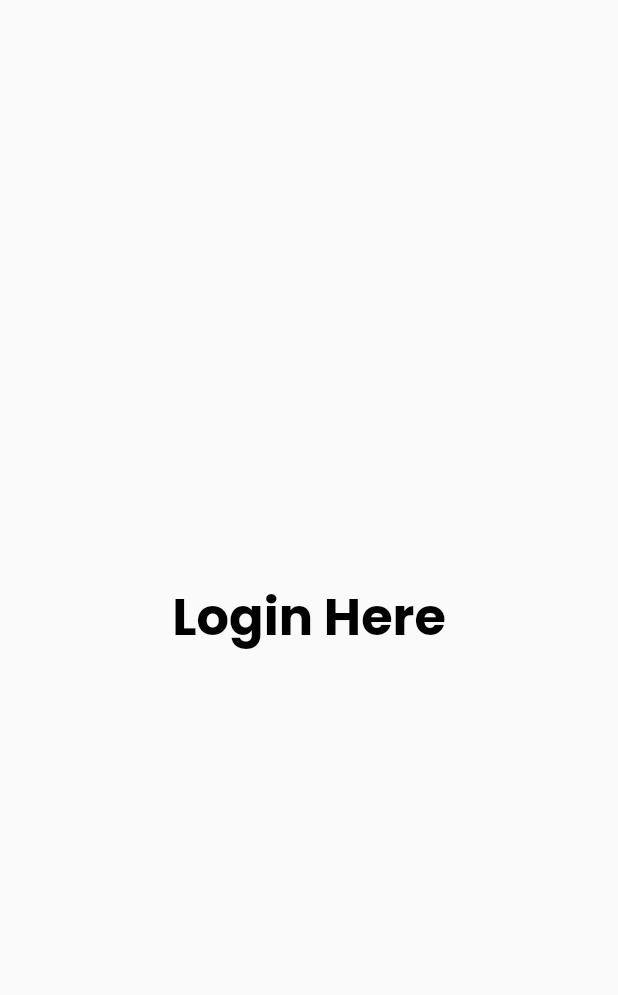
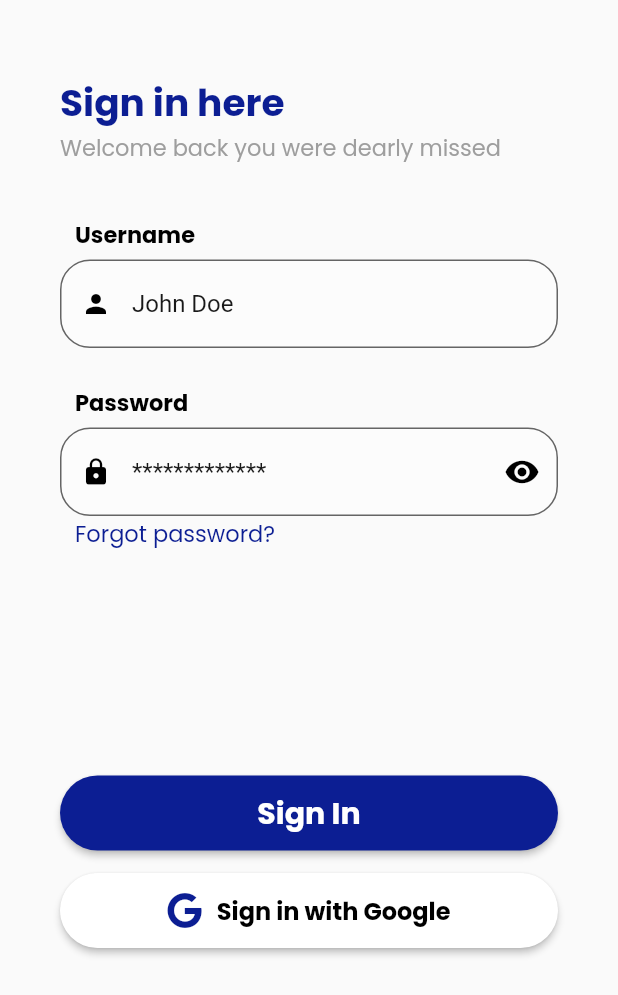
Before and after one commit to KeithAnnonMM/student_authentication, a Flutter app: the screen it shows after launch, after a tap on "Get Started", on a phone screen of 412 x 824 dp. Shown: the top 995 px of the screen. Run offline on Flutter 3.47's test engine with Material 2 defaults, Android fonts, the phone set to English and light mode, and no system bars; our stand-ins replace font_awesome_flutter, google_fonts.

Commit message:
Login screen added

```diff
--- a/lib/reusables/reusable_button.dart
+++ b/lib/reusables/reusable_button.dart
@@ -5,7 +5,7 @@ Container reusableButton(
     BuildContext context, String text, Function ontap, bool isHome) {
   return Container(
       width: MediaQuery.of(context).size.width,
-      height: 58,
+      height: 50,
       decoration: BoxDecoration(borderRadius: BorderRadius.circular(90)),
       child: ElevatedButton(
         onPressed: () {
@@ -16,7 +16,9 @@ Container reusableButton(
               if (states.contains(MaterialState.pressed)) {
                 return Colors.black;
               }
-              return isHome ? const Color(0xFF4C53a5) : Colors.white;
+              return isHome
+                  ? const Color.fromARGB(255, 12, 30, 147)
+                  : Colors.white;
             }),
             shape: MaterialStateProperty.all<RoundedRectangleBorder>(
                 RoundedRectangleBorder(
@@ -25,7 +27,7 @@ Container reusableButton(
             style: GoogleFonts.poppins(
               color: isHome ? Colors.white : Colors.black87,
               fontWeight: FontWeight.bold,
-              fontSize: 22,
+              fontSize: 20,
             )),
       ));
 }
--- a/lib/reusables/reusable_text.dart
+++ b/lib/reusables/reusable_text.dart
@@ -2,12 +2,14 @@ import 'package:flutter/widgets.dart';
 import 'package:google_fonts/google_fonts.dart';
 
 Text reusableText(
-        {required String text, required bool isHead, required Color color}) =>
+        {required String text,
+        required bool isHead,
+        required Color color,
+        required double size}) =>
     Text(
       text,
-      textAlign: TextAlign.center,
       style: GoogleFonts.poppins(
-        fontSize: isHead ? 34 : 22,
+        fontSize: size,
         fontWeight: isHead ? FontWeight.bold : FontWeight.normal,
         color: color,
       ),
--- /dev/null
+++ b/lib/reusables/textformfield.dart
@@ -0,0 +1,41 @@
+import 'package:flutter/material.dart';
+import 'package:font_awesome_flutter/font_awesome_flutter.dart';
+
+TextFormField reusableTextField(
+    {required String text,
+    required TextEditingController controller,
+    required bool isPasswordType,
+    required Icon prefixIcon,
+    required validate}) {
+  return TextFormField(
+    controller: controller,
+    validator: validate,
+    obscureText: isPasswordType,
+    style: TextStyle(color: Colors.black.withOpacity(0.9)),
+    enableSuggestions: !isPasswordType,
+    autocorrect: !isPasswordType,
+    cursorColor: Colors.blue,
+    decoration: InputDecoration(
+        hintText: text,
+        hintStyle: TextStyle(color: Colors.black.withOpacity(0.9)),
+        floatingLabelBehavior: FloatingLabelBehavior.never,
+        filled: true,
+        fillColor: Colors.white.withOpacity(0.3),
+        border: OutlineInputBorder(
+          borderRadius: BorderRadius.circular(20.0),
+          borderSide: const BorderSide(
+            width: 4,
+            style: BorderStyle.solid,
+            color: Colors.orangeAccent,
+          ),
+        ),
+        prefixIcon: prefixIcon,
+        suffixIcon: isPasswordType
+            ? IconButton(
+                onPressed: () {},
+                icon: const Icon(Icons.visibility, color: Colors.black))
+            : Container(width: 0)),
+    keyboardType:
+        isPasswordType ? TextInputType.visiblePassword : TextInputType.text,
+  );
+}
--- a/lib/splashscreen/splashscreen.dart
+++ b/lib/splashscreen/splashscreen.dart
@@ -36,7 +36,11 @@ class _SplashScreenState extends State<SplashScreen> {
             size: 50,
           ),
           reusableText(
-              color: Colors.white, text: 'Student Monitor', isHead: true),
+            color: Colors.white,
+            text: 'Student Monitor',
+            isHead: true,
+            size: 34,
+          ),
         ],
       )),
     );
--- a/lib/splashscreen/welcome.dart
+++ b/lib/splashscreen/welcome.dart
@@ -18,13 +18,14 @@ class Welcome extends StatelessWidget {
               const Image(image: AssetImage('assets/student2.png')),
               const SizedBox(height: 15),
               reusableText(
-                color: const Color(0xFF4C53a5),
-                text: 'Register, Record and Track Students Easily',
-                isHead: true,
-              ),
+                  color: const Color(0xFF4C53a5),
+                  text: 'Register, Record and Track Students Easily',
+                  isHead: true,
+                  size: 30),
               const SizedBox(height: 8),
               reusableText(
                 color: Colors.grey,
+                size: 20,
                 text:
                     'Keep Track of your students\' Education progress with a lot of ease',
                 isHead: false,
--- a/lib/user_auth/login.dart
+++ b/lib/user_auth/login.dart
@@ -1,19 +1,180 @@
 import 'package:flutter/material.dart';
+import 'package:font_awesome_flutter/font_awesome_flutter.dart';
+import 'package:google_fonts/google_fonts.dart';
+import 'package:student_authentication/reusables/reusable_button.dart';
 import 'package:student_authentication/reusables/reusable_text.dart';
+import 'package:student_authentication/reusables/textformfield.dart';
 
-class Login extends StatelessWidget {
+class Login extends StatefulWidget {
   const Login({super.key});
+
+  @override
+  State<Login> createState() => _LoginState();
+}
+
+class _LoginState extends State<Login> {
+  final _username = TextEditingController();
+  final _password = TextEditingController();
+  bool _isPassword = true;
+
+  String? validateUsername(String? username) {
+    if (username == null || username.isEmpty) {
+      return 'Username cannot be empty';
+    }
+    return null;
+  }
+
+  String? validatePassword(String? password) {
+    return (password == null || password.isEmpty)
+        ? 'Password can not be empty'
+        : null;
+  }
 
   @override
   Widget build(BuildContext context) {
     return Scaffold(
-      body: Center(
-        child: reusableText(
-          text: 'Login Here',
-          isHead: true,
-          color: Colors.black,
+      body: SingleChildScrollView(
+        child: SafeArea(
+          child: Padding(
+            padding: const EdgeInsets.fromLTRB(40.0, 50.0, 40.0, 10.0),
+            child: Column(
+              crossAxisAlignment: CrossAxisAlignment.start,
+              children: [
+                reusableText(
+                  text: 'Sign in here',
+                  isHead: true,
+                  color: const Color.fromARGB(255, 12, 30, 147),
+                  size: 25,
+                ),
+                reusableText(
+                  text: 'Welcome back you were dearly missed',
+                  isHead: false,
+                  color: Colors.grey,
+                  size: 15,
+                ),
+                const SizedBox(height: 35),
+                Padding(
+                  padding: const EdgeInsets.only(left: 10.0),
+                  child: reusableText(
+                    text: 'Username',
+                    isHead: true,
+                    color: Colors.black,
+                    size: 15,
+                  ),
+                ),
+                const SizedBox(height: 5),
+                reusableTextField(
+                  text: 'John Doe',
+                  controller: _username,
+                  isPasswordType: false,
+                  prefixIcon:
+                      const Icon(Icons.person, size: 20, color: Colors.black),
+                  validate: validateUsername,
+                ),
+                const SizedBox(height: 25),
+                Padding(
+                  padding: const EdgeInsets.only(left: 10.0),
+                  child: reusableText(
+                    text: 'Password',
+                    isHead: true,
+                    color: Colors.black,
+                    size: 15,
+                  ),
+                ),
+                const SizedBox(height: 5),
+                passwordFormField(),
+                Padding(
+                  padding: const EdgeInsets.only(left: 10.0),
+                  child: reusableText(
+                    text: 'Forgot password?',
+                    isHead: false,
+                    color: const Color.fromARGB(255, 12, 30, 147),
+                    size: 15,
+                  ),
+                ),
+                const SizedBox(height: 150),
+                reusableButton(context, 'Sign In', () {}, true),
+                const SizedBox(height: 15),
+                buttonGoogle(context)
+              ],
+            ),
+          ),
         ),
       ),
     );
   }
+
+  Container buttonGoogle(BuildContext context) {
+    return Container(
+        width: MediaQuery.of(context).size.width,
+        height: 50,
+        decoration: BoxDecoration(borderRadius: BorderRadius.circular(90)),
+        child: ElevatedButton(
+          onPressed: () {},
+          style: ButtonStyle(
+              backgroundColor: MaterialStateProperty.resolveWith((states) {
+                if (states.contains(MaterialState.pressed)) {
+                  return Colors.black;
+                }
+                return Colors.white;
+              }),
+              shape: MaterialStateProperty.all<RoundedRectangleBorder>(
+                  RoundedRectangleBorder(
+                      borderRadius: BorderRadius.circular(30)))),
+          child: Row(
+            mainAxisAlignment: MainAxisAlignment.center,
+            children: [
+              const FaIcon(FontAwesomeIcons.google,
+                  color: Color.fromARGB(255, 12, 30, 147)),
+              const SizedBox(width: 10),
+              Text('Sign in with Google',
+                  style: GoogleFonts.poppins(
+                    color: Colors.black,
+                    fontWeight: FontWeight.bold,
+                    fontSize: 16,
+                  )),
+            ],
+          ),
+        ));
+  }
+
+  TextFormField passwordFormField() {
+    return TextFormField(
+      controller: _password,
+      validator: validatePassword,
+      obscureText: _isPassword,
+      style: TextStyle(color: Colors.black.withOpacity(0.9)),
+      enableSuggestions: false,
+      autocorrect: false,
+      cursorColor: Colors.blue,
+      decoration: InputDecoration(
+        hintText: '*************',
+        hintStyle: TextStyle(color: Colors.black.withOpacity(0.9)),
+        floatingLabelBehavior: FloatingLabelBehavior.never,
+        filled: true,
+        fillColor: Colors.white.withOpacity(0.3),
+        border: OutlineInputBorder(
+          borderRadius: BorderRadius.circular(20.0),
+          borderSide: const BorderSide(
+            width: 4,
+            style: BorderStyle.solid,
+            color: Colors.orangeAccent,
+          ),
+        ),
+        prefixIcon: const Icon(Icons.lock, size: 20, color: Colors.black),
+        suffixIcon: IconButton(
+          onPressed: () {
+            setState(() {
+              _isPassword = !_isPassword;
+            });
+          },
+          icon: _isPassword
+              ? const Icon(Icons.visibility, color: Colors.black)
+              : const Icon(Icons.visibility_off, color: Colors.black),
+        ),
+      ),
+      keyboardType:
+          _isPassword ? TextInputType.visiblePassword : TextInputType.text,
+    );
+  }
 }
```
